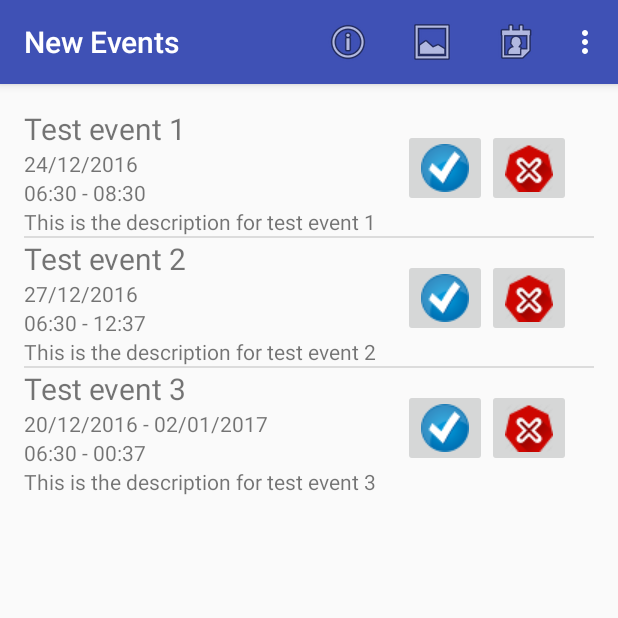
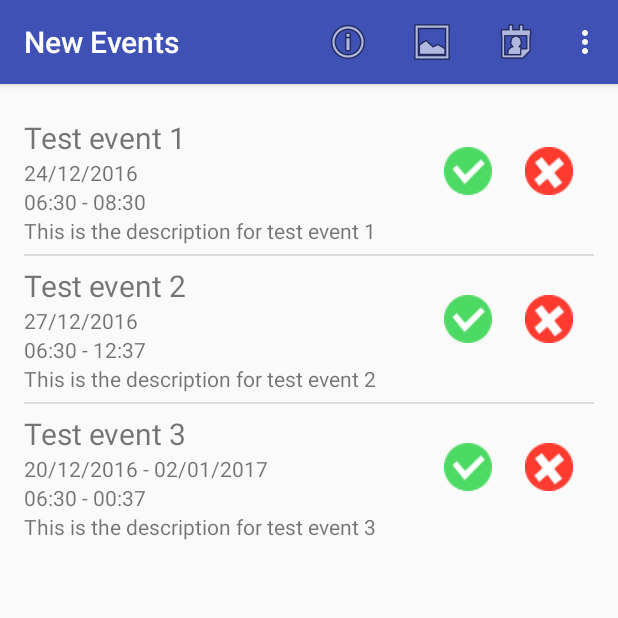
Before and after one commit to tobiaszirngibl/Scheduler, an Android app: the NewEventsActivity screen opened directly, with no data from a screen before it, on a phone screen of 412 x 824 dp, the top half of it. Run offline under Robolectric (Android 15) with nearby library versions, the phone set to English and light mode, and no system bars; 3 statements that could not run were skipped.

Commit message:
New event icons replaced; New event element structure changed

```diff
--- a/Android_App/app/src/main/res/layout/item_new_event.xml
+++ b/Android_App/app/src/main/res/layout/item_new_event.xml
@@ -9,46 +9,53 @@
         android:layout_alignParentLeft="true"
         android:layout_alignParentStart="true"
         android:text="Hello"
-        android:textSize="20sp" />
+        android:textSize="20sp"
+        android:layout_marginTop="@dimen/new_event_element_title_margin_top"/>
 
     <TextView
         android:id="@+id/new_event_date"
         android:layout_width="wrap_content"
         android:layout_height="wrap_content"
         android:text="Start"
-        android:layout_below="@+id/new_event_title" />
+        android:layout_below="@+id/new_event_title"
+        android:layout_marginLeft="@dimen/new_event_element_date_margin_left"/>
 
     <TextView
         android:id="@+id/new_event_time"
         android:layout_width="wrap_content"
         android:layout_height="wrap_content"
         android:text="End"
-        android:layout_below="@+id/new_event_date" />
+        android:layout_below="@+id/new_event_date"
+        android:layout_marginLeft="@dimen/new_event_element_time_margin_left"/>
 
     <TextView
         android:id="@+id/new_event_description"
         android:layout_width="wrap_content"
         android:layout_height="wrap_content"
         android:text="Done"
-        android:layout_below="@+id/new_event_time" />
+        android:layout_below="@+id/new_event_time"
+        android:layout_marginBottom="@dimen/new_event_element_desc_margin_bot"/>
 
     <ImageButton
-        android:layout_width="wrap_content"
-        android:layout_height="wrap_content"
+        android:layout_width="@dimen/new_event_element_accept_button_width"
+        android:layout_height="@dimen/new_event_element_accept_button_width"
         android:layout_toLeftOf="@+id/new_event_decline_button"
         android:layout_toStartOf="@+id/new_event_decline_button"
         android:layout_alignBottom="@+id/new_event_decline_button"
         android:id="@+id/new_event_accept_button"
-        android:src="@drawable/accept_button_icon" />
+        android:src="@drawable/accept_button_icon"
+        android:background="#0000"/>
 
     <ImageButton
-        android:layout_width="wrap_content"
-        android:layout_height="wrap_content"
+        android:layout_width="@dimen/new_event_element_accept_button_width"
+        android:layout_height="@dimen/new_event_element_accept_button_width"
         android:layout_alignParentRight="true"
         android:layout_alignParentEnd="true"
         android:layout_above="@+id/new_event_description"
         android:layout_marginRight="15dp"
         android:layout_marginEnd="15dp"
         android:id="@+id/new_event_decline_button"
-        android:src="@drawable/decline_button_icon" />
+        android:src="@drawable/decline_button_icon"
+        android:layout_margin="@dimen/new_event_element_accept_button_margin"
+        android:background="#0000"/>
 </RelativeLayout>
--- a/Android_App/app/src/main/res/values/dimens.xml
+++ b/Android_App/app/src/main/res/values/dimens.xml
@@ -7,4 +7,10 @@
     <dimen name="new_event_picker_margin">40dp</dimen>
     <dimen name="new_event_duration_top_margin">12dp</dimen>
     <dimen name="new_event_hour_margin">-35dp</dimen>
+    <dimen name="new_event_element_title_margin_top">6dp</dimen>
+    <dimen name="new_event_element_desc_margin_bot">6dp</dimen>
+    <dimen name="new_event_element_date_margin_left">0dp</dimen>
+    <dimen name="new_event_element_time_margin_left">0dp</dimen>
+    <dimen name="new_event_element_accept_button_width">48dp</dimen>
+    <dimen name="new_event_element_accept_button_margin">6dp</dimen>
 </resources>
```
Also changed, not shown: Android_App/app/src/main/res/drawable/accept_button.png (added), Android_App/app/src/main/res/drawable/accept_button_icon.png, Android_App/app/src/main/res/drawable/decline_button.png (added), Android_App/app/src/main/res/drawable/decline_button_icon.png, 2 other files.
